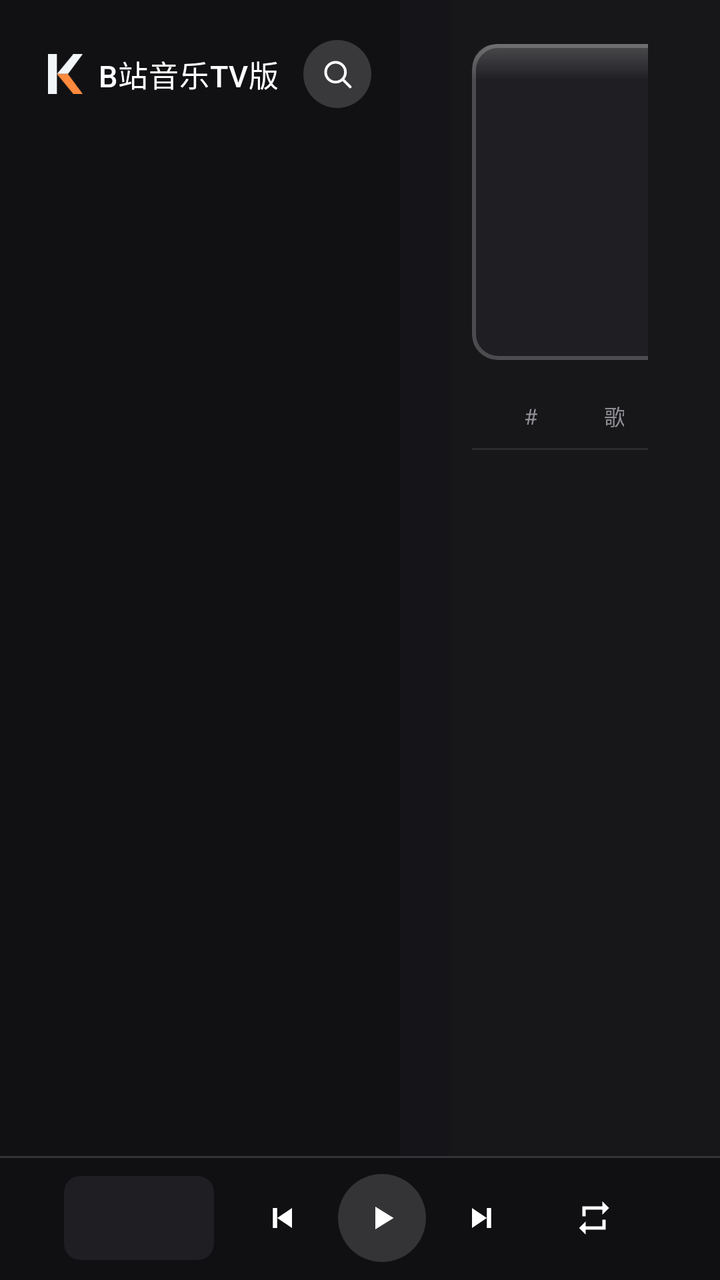
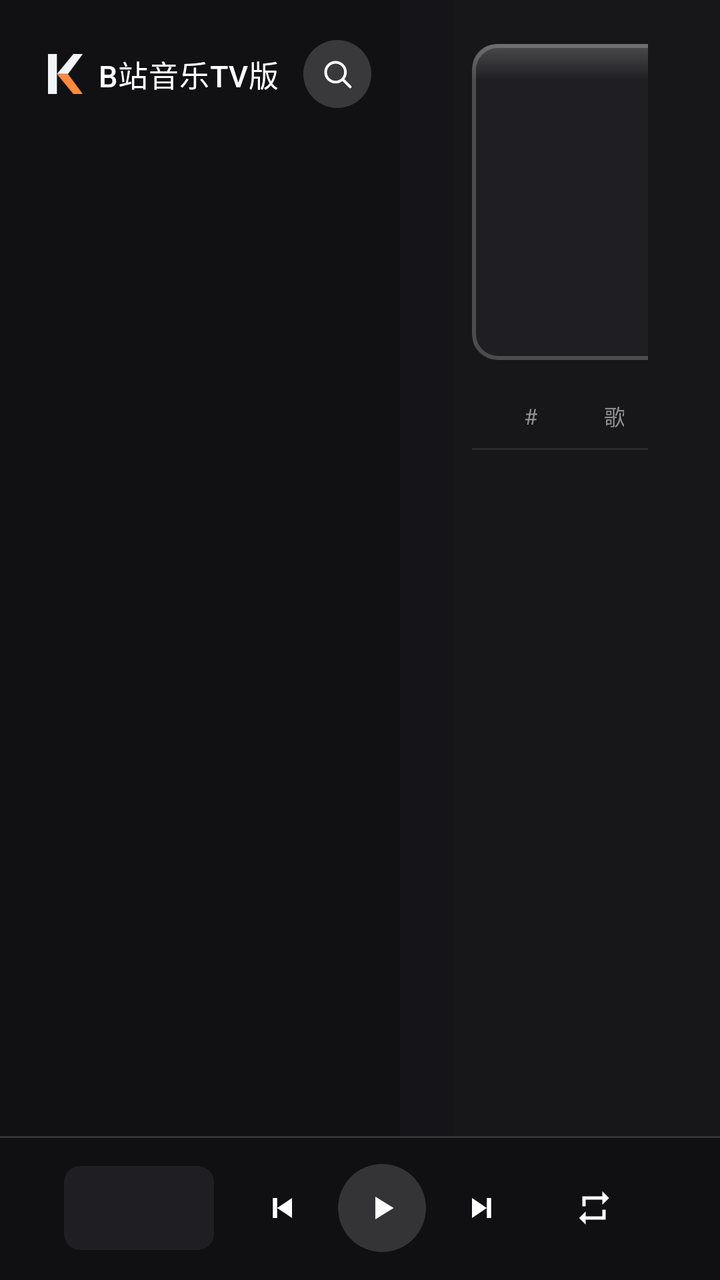

The first picture is an Android layout as it rendered before a commit; the second is the same layout after the commit. The layout source and the unified diff follow.
<!-- AndroidManifest.xml: application theme Theme.KunPlayer -->
<!-- res/layout/home_stage.xml -->
<?xml version="1.0" encoding="utf-8"?>
<FrameLayout xmlns:android="http://schemas.android.com/apk/res/android"
    android:id="@+id/home_stage"
    android:layout_width="match_parent"
    android:layout_height="match_parent"
    android:background="@color/bg">

    
    <ImageView
        android:id="@+id/home_bg"
        android:layout_width="match_parent"
        android:layout_height="match_parent"
        android:alpha="0"
        android:contentDescription="@null"
        android:scaleType="centerCrop" />

    <View
        android:layout_width="match_parent"
        android:layout_height="match_parent"
        android:background="@drawable/home_scrim" />

    <LinearLayout
        android:layout_width="match_parent"
        android:layout_height="match_parent"
        android:orientation="horizontal"
        android:paddingBottom="62dp">

        <LinearLayout
            android:layout_width="200dp"
            android:layout_height="match_parent"
            android:background="@drawable/bg_sidebar"
            android:orientation="vertical"
            android:paddingStart="10dp"
            android:paddingTop="16dp"
            android:paddingEnd="10dp">

            
            <LinearLayout
                android:layout_width="wrap_content"
                android:layout_height="wrap_content"
                android:layout_marginStart="14dp"
                android:layout_marginTop="4dp"
                android:layout_marginBottom="14dp"
                android:gravity="center_vertical"
                android:orientation="horizontal">

                <ImageView
                    android:layout_width="wrap_content"
                    android:layout_height="20dp"
                    android:adjustViewBounds="true"
                    android:contentDescription="@null"
                    android:src="@drawable/ic_logo_k" />

                <TextView
                    android:layout_width="wrap_content"
                    android:layout_height="wrap_content"
                    android:layout_marginStart="8dp"
                    android:fontFamily="sans-serif-medium"
                    android:letterSpacing="0.02"
                    android:text="@string/app_name"
                    android:textColor="@color/text_primary"
                    android:textSize="15sp" />

                
                <ImageView
                    android:id="@+id/home_search"
                    android:layout_width="34dp"
                    android:layout_height="34dp"
                    android:layout_marginStart="12dp"
                    android:background="@drawable/bg_play_all"
                    android:clickable="true"
                    android:contentDescription="@string/nav_search"
                    android:focusable="true"
                    android:focusableInTouchMode="true"
                    android:padding="8dp"
                    android:src="@drawable/ic_nav_search"
                    android:tint="@color/text_primary" />
            </LinearLayout>

            <LinearLayout
                android:id="@+id/home_nav"
                android:layout_width="match_parent"
                android:layout_height="wrap_content"
                android:orientation="vertical" />
        </LinearLayout>

        <LinearLayout
            android:layout_width="0dp"
            android:layout_height="match_parent"
            android:layout_weight="1"
            android:orientation="vertical"
            android:paddingStart="36dp"
            android:paddingTop="22dp"
            android:paddingEnd="36dp">

            
            <LinearLayout
                android:layout_width="match_parent"
                android:layout_height="wrap_content"
                android:gravity="center_vertical"
                android:orientation="horizontal">

                <FrameLayout
                    android:id="@+id/home_cover_box"
                    android:layout_width="280dp"
                    android:layout_height="158dp"
                    android:background="@drawable/bg_album"
                    android:clipToOutline="true">

                    <ImageView
                        android:id="@+id/home_cover"
                        android:layout_width="match_parent"
                        android:layout_height="match_parent"
                        android:contentDescription="@null"
                        android:scaleType="centerCrop" />

                    
                    <View
                        android:layout_width="match_parent"
                        android:layout_height="18dp"
                        android:layout_gravity="top"
                        android:background="@drawable/bg_cover_sheen" />

                    
                    <View
                        android:layout_width="match_parent"
                        android:layout_height="match_parent"
                        android:background="@drawable/bg_cover_edge" />
                </FrameLayout>

                <LinearLayout
                    android:layout_width="0dp"
                    android:layout_height="wrap_content"
                    android:layout_marginStart="24dp"
                    android:layout_weight="1"
                    android:orientation="vertical">

                    <TextView
                        android:id="@+id/home_title"
                        android:layout_width="match_parent"
                        android:layout_height="wrap_content"
                        android:ellipsize="end"
                        android:fontFamily="sans-serif-medium"
                        android:maxLines="1"
                        android:textColor="@color/text_primary"
                        android:textSize="26sp" />

                    <TextView
                        android:id="@+id/home_sub"
                        android:layout_width="match_parent"
                        android:layout_height="wrap_content"
                        android:layout_marginTop="6dp"
                        android:ellipsize="end"
                        android:maxLines="1"
                        android:textColor="@color/text_secondary"
                        android:textSize="13sp" />

                    <LinearLayout
                        android:layout_width="match_parent"
                        android:layout_height="wrap_content"
                        android:layout_marginTop="16dp"
                        android:gravity="center_vertical"
                        android:orientation="horizontal">

                        
                        <ImageView
                            android:id="@+id/home_refresh"
                            android:layout_width="34dp"
                            android:layout_height="34dp"
                            android:layout_marginEnd="10dp"
                            android:background="@drawable/bg_play_all"
                            android:clickable="true"
                            android:contentDescription="@string/home_refresh"
                            android:focusable="true"
                            android:focusableInTouchMode="true"
                            android:nextFocusRight="@id/home_play_all"
                            android:padding="8dp"
                            android:src="@drawable/ic_refresh"
                            android:tint="@color/text_primary"
                            android:visibility="gone" />

                        <TextView
                            android:id="@+id/home_play_all"
                            android:layout_width="wrap_content"
                            android:layout_height="34dp"
                            android:background="@drawable/bg_play_all"
                            android:clickable="true"
                            android:focusable="true"
                            android:focusableInTouchMode="true"
                            android:fontFamily="sans-serif-medium"
                            android:gravity="center"
                            android:paddingStart="20dp"
                            android:paddingEnd="20dp"
                            android:text="@string/home_play_all"
                            android:textColor="@color/play_all_text"
                            android:textSize="13sp" />

                        <TextView
                            android:id="@+id/home_count"
                            android:layout_width="wrap_content"
                            android:layout_height="wrap_content"
                            android:layout_marginStart="14dp"
                            android:textColor="@color/text_secondary"
                            android:textSize="12sp" />
                    </LinearLayout>

                    
                    <LinearLayout
                        android:id="@+id/home_fav_tools"
                        android:layout_width="match_parent"
                        android:layout_height="wrap_content"
                        android:layout_marginTop="12dp"
                        android:orientation="horizontal"
                        android:visibility="gone">

                        <TextView
                            android:id="@+id/home_fav_new"
                            android:layout_width="wrap_content"
                            android:layout_height="32dp"
                            android:background="@drawable/bg_play_all"
                            android:clickable="true"
                            android:focusable="true"
                            android:focusableInTouchMode="true"
                            android:gravity="center"
                            android:nextFocusRight="@id/home_fav_del"
                            android:paddingStart="16dp"
                            android:paddingEnd="16dp"
                            android:text="@string/fav_new_folder"
                            android:textColor="@color/play_all_text"
                            android:textSize="12sp" />

                        <TextView
                            android:id="@+id/home_fav_del"
                            android:layout_width="wrap_content"
                            android:layout_height="32dp"
                            android:layout_marginStart="10dp"
                            android:background="@drawable/bg_play_all"
                            android:clickable="true"
                            android:focusable="true"
                            android:focusableInTouchMode="true"
                            android:gravity="center"
                            android:nextFocusLeft="@id/home_fav_new"
                            android:paddingStart="16dp"
                            android:paddingEnd="16dp"
                            android:text="@string/fav_del_folder"
                            android:textColor="@color/play_all_text"
                            android:textSize="12sp" />
                    </LinearLayout>
                </LinearLayout>
            </LinearLayout>

            
            <LinearLayout
                android:id="@+id/home_chips"
                android:layout_width="match_parent"
                android:layout_height="wrap_content"
                android:layout_marginTop="14dp"
                android:orientation="horizontal"
                android:visibility="gone" />

            
            <LinearLayout
                android:id="@+id/home_cols"
                android:layout_width="match_parent"
                android:layout_height="24dp"
                android:layout_marginTop="16dp"
                android:gravity="center_vertical"
                android:orientation="horizontal"
                android:paddingStart="12dp"
                android:paddingEnd="12dp">

                <Space
                    android:layout_width="14dp"
                    android:layout_height="1dp" />

                <TextView
                    android:layout_width="28dp"
                    android:layout_height="wrap_content"
                    android:text="@string/home_col_index"
                    android:textColor="@color/text_secondary"
                    android:textSize="11sp" />

                <TextView
                    android:layout_width="0dp"
                    android:layout_height="wrap_content"
                    android:layout_weight="1"
                    android:text="@string/home_col_song"
                    android:textColor="@color/text_secondary"
                    android:textSize="11sp" />

                <TextView
                    android:layout_width="190dp"
                    android:layout_height="wrap_content"
                    android:layout_marginStart="12dp"
                    android:text="@string/home_col_artist"
                    android:textColor="@color/text_secondary"
                    android:textSize="11sp" />

                <TextView
                    android:layout_width="56dp"
                    android:layout_height="wrap_content"
                    android:gravity="end"
                    android:text="@string/home_col_dur"
                    android:textColor="@color/text_secondary"
                    android:textSize="11sp" />
            </LinearLayout>

            <View
                android:layout_width="match_parent"
                android:layout_height="1dp"
                android:layout_marginTop="4dp"
                android:background="@color/hairline" />

            <androidx.recyclerview.widget.RecyclerView
                android:id="@+id/home_list"
                android:layout_width="match_parent"
                android:layout_height="0dp"
                android:layout_marginTop="4dp"
                android:layout_weight="1"
                android:clipToPadding="false"
                android:descendantFocusability="afterDescendants"
                android:overScrollMode="never"
                android:scrollbars="none" />

            <TextView
                android:id="@+id/home_note"
                android:layout_width="match_parent"
                android:layout_height="wrap_content"
                android:layout_marginBottom="4dp"
                android:textColor="@color/text_secondary"
                android:textSize="12sp" />
        </LinearLayout>
    </LinearLayout>

    
    <FrameLayout
        android:id="@+id/home_bar"
        android:layout_width="match_parent"
        android:layout_height="62dp"
        android:layout_gravity="bottom"
        android:background="@drawable/bg_home_bar">

        <LinearLayout
            android:layout_width="match_parent"
            android:layout_height="match_parent"
            android:gravity="center_vertical"
            android:orientation="horizontal"
            android:paddingStart="32dp"
            android:paddingEnd="24dp">

            <FrameLayout
                android:id="@+id/home_bar_cover_box"
                android:layout_width="75dp"
                android:layout_height="42dp"
                android:background="@drawable/bg_bar_cover"
                android:clickable="true"
                android:clipToOutline="true"
                android:focusable="true"
                android:focusableInTouchMode="true"
                android:nextFocusRight="@id/home_bar_title">

                <ImageView
                    android:id="@+id/home_bar_cover"
                    android:layout_width="match_parent"
                    android:layout_height="match_parent"
                    android:contentDescription="@null"
                    android:scaleType="centerCrop" />
            </FrameLayout>

            
            <LinearLayout
                android:layout_width="0dp"
                android:layout_height="wrap_content"
                android:layout_marginStart="14dp"
                android:layout_weight="1"
                android:orientation="vertical">

                <TextView
                    android:id="@+id/home_bar_title"
                    android:layout_width="wrap_content"
                    android:layout_height="wrap_content"
                        android:background="@drawable/bg_bar_title_focus"
                        android:clickable="true"
                        android:ellipsize="end"
                        android:focusable="true"
                    android:focusableInTouchMode="true"
                    android:maxLines="1"
                    android:nextFocusLeft="@id/home_bar_cover_box"
                    android:nextFocusRight="@id/home_bar_prev"
                    android:paddingStart="8dp"
                    android:paddingTop="2dp"
                    android:paddingEnd="8dp"
                    android:paddingBottom="2dp"
                    android:textColor="@color/text_primary"
                    android:textSize="15sp" />

                
                <LinearLayout
                    android:id="@+id/home_bar_artist_row"
                    android:layout_width="match_parent"
                    android:layout_height="16dp"
                    android:layout_marginTop="3dp"
                    android:gravity="center_vertical"
                    android:orientation="horizontal">

                    <TextView
                        android:id="@+id/home_bar_artist"
                        android:layout_width="wrap_content"
                        android:layout_height="wrap_content"
                        android:layout_marginStart="8dp"
                        android:ellipsize="end"
                        android:maxLines="1"
                        android:maxWidth="180dp"
                        android:textColor="@color/text_secondary"
                        android:textSize="12sp" />

                    <FrameLayout
                        android:id="@+id/home_bar_pane"
                        android:layout_width="0dp"
                        android:layout_height="match_parent"
                        android:layout_marginStart="24dp"
                        android:layout_weight="1"
                        android:background="@drawable/bg_bar_pane_focus"
                        android:clickable="true"
                        android:focusable="true"
                        android:focusableInTouchMode="true"
                        android:nextFocusUp="@id/home_bar_title">

                        <TextView
                            android:id="@+id/home_bar_lyric"
                            android:layout_width="match_parent"
                            android:layout_height="wrap_content"
                            android:layout_gravity="center_vertical"
                            android:ellipsize="marquee"
                            android:focusable="false"
                            android:focusableInTouchMode="false"
                            android:includeFontPadding="false"
                            android:marqueeRepeatLimit="marquee_forever"
                            android:singleLine="true"
                            android:textColor="@color/text_secondary"
                            android:textSize="12sp" />

                        
                        <com.kunplayer.tv.ui.SpectrumView
                            android:id="@+id/home_bar_spectrum"
                            android:layout_width="match_parent"
                            android:layout_height="14dp"
                            android:layout_gravity="center"
                            android:visibility="gone" />

                        
                        <com.kunplayer.tv.ui.SpectrumView
                            android:id="@+id/home_bar_spectrum_big"
                            android:layout_width="match_parent"
                            android:layout_height="match_parent"
                            android:visibility="gone" />
                    </FrameLayout>
                </LinearLayout>
            </LinearLayout>

            <ImageView
                android:id="@+id/home_bar_prev"
                android:layout_width="40dp"
                android:layout_height="40dp"
                android:background="@drawable/bg_bar_icon_focus"
                android:clickable="true"
                android:contentDescription="@string/bar_prev"
                android:focusable="true"
                android:focusableInTouchMode="true"
                android:nextFocusLeft="@id/home_bar_title"
                android:nextFocusRight="@id/home_bar_play"
                android:padding="10dp"
                android:src="@drawable/ic_prev"
                android:tint="@color/bar_icon" />

            <ImageView
                android:id="@+id/home_bar_play"
                android:layout_width="44dp"
                android:layout_height="44dp"
                android:layout_marginStart="8dp"
                android:layout_marginEnd="8dp"
                android:background="@drawable/bg_bar_play_glass"
                android:clickable="true"
                android:contentDescription="@string/bar_play"
                android:focusable="true"
                android:focusableInTouchMode="true"
                android:nextFocusLeft="@id/home_bar_prev"
                android:nextFocusRight="@id/home_bar_next"
                android:padding="12dp"
                android:src="@drawable/ic_play"
                android:tint="@color/text_primary" />

            <ImageView
                android:id="@+id/home_bar_next"
                android:layout_width="40dp"
                android:layout_height="40dp"
                android:background="@drawable/bg_bar_icon_focus"
                android:clickable="true"
                android:contentDescription="@string/bar_next"
                android:focusable="true"
                android:focusableInTouchMode="true"
                android:nextFocusLeft="@id/home_bar_play"
                android:nextFocusRight="@id/home_bar_mode"
                android:padding="10dp"
                android:src="@drawable/ic_next"
                android:tint="@color/bar_icon" />

            <ImageView
                android:id="@+id/home_bar_mode"
                android:layout_width="40dp"
                android:layout_height="40dp"
                android:layout_marginStart="16dp"
                android:background="@drawable/bg_bar_icon_focus"
                android:clickable="true"
                android:contentDescription="@string/bar_mode"
                android:focusable="true"
                android:focusableInTouchMode="true"
                android:nextFocusLeft="@id/home_bar_next"
                android:nextFocusRight="@id/home_bar_fav"
                android:padding="10dp"
                android:src="@drawable/ic_mode_order"
                android:tint="@color/bar_icon" />

            <ImageView
                android:id="@+id/home_bar_fav"
                android:layout_width="40dp"
                android:layout_height="40dp"
                android:layout_marginStart="8dp"
                android:background="@drawable/bg_bar_icon_focus"
                android:clickable="true"
                android:contentDescription="@string/now_fav"
                android:focusable="true"
                android:focusableInTouchMode="true"
                android:nextFocusLeft="@id/home_bar_mode"
                android:padding="11dp"
                android:src="@drawable/ic_heart"
                android:tint="@color/accent" />
        </LinearLayout>

        
        <View
            android:id="@+id/home_bar_fill"
            android:layout_width="match_parent"
            android:layout_height="2dp"
            android:layout_gravity="bottom"
            android:background="@color/seek_fill"
            android:scaleX="0"
            android:transformPivotX="0dp" />
    </FrameLayout>
</FrameLayout>
<!-- resources referenced by this layout -->
<resources>
  <color name="accent">#FFFA233B</color>
  <color name="bg">#FF17171A</color>
  <color name="hairline">#FF2A2A2F</color>
  <color name="seek_fill">#FFF2F2F5</color>
  <color name="text_primary">#FFFFFFFF</color>
  <color name="text_secondary">#FF8E8E93</color>
  <!-- drawable bg_album (drawable) -->
  <?xml version="1.0" encoding="utf-8"?>
  <shape xmlns:android="http://schemas.android.com/apk/res/android"
      android:shape="rectangle">
      <corners android:radius="12dp" />
      <solid android:color="@color/surface" />
  </shape>
  <!-- drawable bg_cover_edge (drawable) -->
  <?xml version="1.0" encoding="utf-8"?>
  <shape xmlns:android="http://schemas.android.com/apk/res/android"
      android:shape="rectangle">
      <corners android:radius="12dp" />
      <stroke
          android:width="2dp"
          android:color="@color/cover_edge" />
      <solid android:color="@android:color/transparent" />
  </shape>
  <!-- drawable bg_sidebar (drawable) -->
  <?xml version="1.0" encoding="utf-8"?>
  <shape xmlns:android="http://schemas.android.com/apk/res/android"
      android:shape="rectangle">
      <solid android:color="#F0121215" />
  </shape>
  <!-- drawable home_scrim (drawable) -->
  <?xml version="1.0" encoding="utf-8"?>
  <shape xmlns:android="http://schemas.android.com/apk/res/android"
      android:shape="rectangle">
      <gradient
          android:angle="0"
          android:endColor="#B317171A"
          android:startColor="#CC121215"
          android:type="linear" />
  </shape>
  <!-- drawable ic_mode_order (drawable) -->
  <?xml version="1.0" encoding="utf-8"?>
  <vector xmlns:android="http://schemas.android.com/apk/res/android"
      android:width="24dp"
      android:height="24dp"
      android:viewportWidth="24"
      android:viewportHeight="24">
      <path
          android:fillColor="#FFFFFFFF"
          android:pathData="M7,7h10v3l4,-4l-4,-4v3H5v6h2V7z M17,17H7v-3l-4,4l4,4v-3h12v-6h-2v4z" />
  </vector>
  <!-- drawable ic_next (drawable) -->
  <?xml version="1.0" encoding="utf-8"?>
  <vector xmlns:android="http://schemas.android.com/apk/res/android"
      android:width="24dp"
      android:height="24dp"
      android:viewportWidth="24"
      android:viewportHeight="24">
      <path
          android:fillColor="#FFFFFFFF"
          android:pathData="M14.9,6h2.6v12h-2.6z M6,6v12l8.9,-6z" />
  </vector>
  <!-- drawable ic_play (drawable) -->
  <?xml version="1.0" encoding="utf-8"?>
  <vector xmlns:android="http://schemas.android.com/apk/res/android"
      android:width="24dp"
      android:height="24dp"
      android:viewportWidth="24"
      android:viewportHeight="24">
      <path
          android:fillColor="#FFFFFFFF"
          android:pathData="M8,5.2v13.6L19,12z" />
  </vector>
  <!-- drawable ic_prev (drawable) -->
  <?xml version="1.0" encoding="utf-8"?>
  <vector xmlns:android="http://schemas.android.com/apk/res/android"
      android:width="24dp"
      android:height="24dp"
      android:viewportWidth="24"
      android:viewportHeight="24">
      <path
          android:fillColor="#FFFFFFFF"
          android:pathData="M6.5,6h2.6v12H6.5z M18,6v12l-8.9,-6z" />
  </vector>
  <string name="app_name">B站音乐TV版</string>
  <string name="bar_mode">播放模式</string>
  <string name="bar_next">下一首</string>
  <string name="bar_play">播放或暂停</string>
  <string name="bar_prev">上一首</string>
  <string name="fav_del_folder">删除收藏夹</string>
  <string name="fav_new_folder">新建收藏夹</string>
  <string name="home_col_artist">歌手</string>
  <string name="home_col_dur">时长</string>
  <string name="home_col_index">#</string>
  <string name="home_col_song">歌名</string>
  <string name="home_play_all">播放全部</string>
  <string name="home_refresh">换一批</string>
  <string name="nav_search">搜索</string>
  <string name="now_fav">收藏</string>
  <color name="surface">#FF1F1F23</color>
  <color name="cover_edge">#33FFFFFF</color>
  <!-- unchanged entries left out for length: 13 -->
</resources>

<!-- the commit's change to res/layout/home_stage.xml (unified diff, before → after) -->
@@ -23,7 +23,7 @@
         android:layout_width="match_parent"
         android:layout_height="match_parent"
         android:orientation="horizontal"
-        android:paddingBottom="62dp">
+        android:paddingBottom="72dp">
 
         <LinearLayout
             android:layout_width="200dp"
@@ -336,7 +336,7 @@
     <FrameLayout
         android:id="@+id/home_bar"
         android:layout_width="match_parent"
-        android:layout_height="62dp"
+        android:layout_height="72dp"
         android:layout_gravity="bottom"
         android:background="@drawable/bg_home_bar">
 
@@ -392,13 +392,13 @@
                     android:paddingEnd="8dp"
                     android:paddingBottom="2dp"
                     android:textColor="@color/text_primary"
-                    android:textSize="15sp" />
+                    android:textSize="17sp" />
 
                 
                 <LinearLayout
                     android:id="@+id/home_bar_artist_row"
                     android:layout_width="match_parent"
-                    android:layout_height="16dp"
+                    android:layout_height="24dp"
                     android:layout_marginTop="3dp"
                     android:gravity="center_vertical"
                     android:orientation="horizontal">
@@ -438,7 +438,7 @@
                             android:marqueeRepeatLimit="marquee_forever"
                             android:singleLine="true"
                             android:textColor="@color/text_secondary"
-                            android:textSize="12sp" />
+                            android:textSize="16sp" />
 
                         
                         <com.kunplayer.tv.ui.SpectrumView
